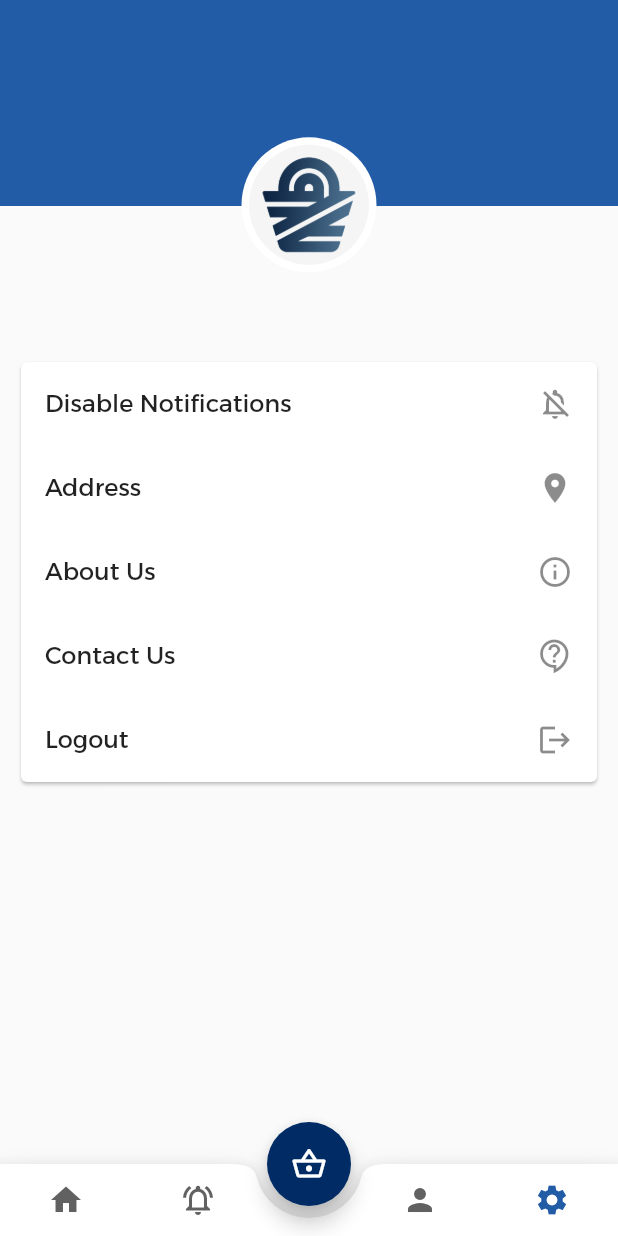
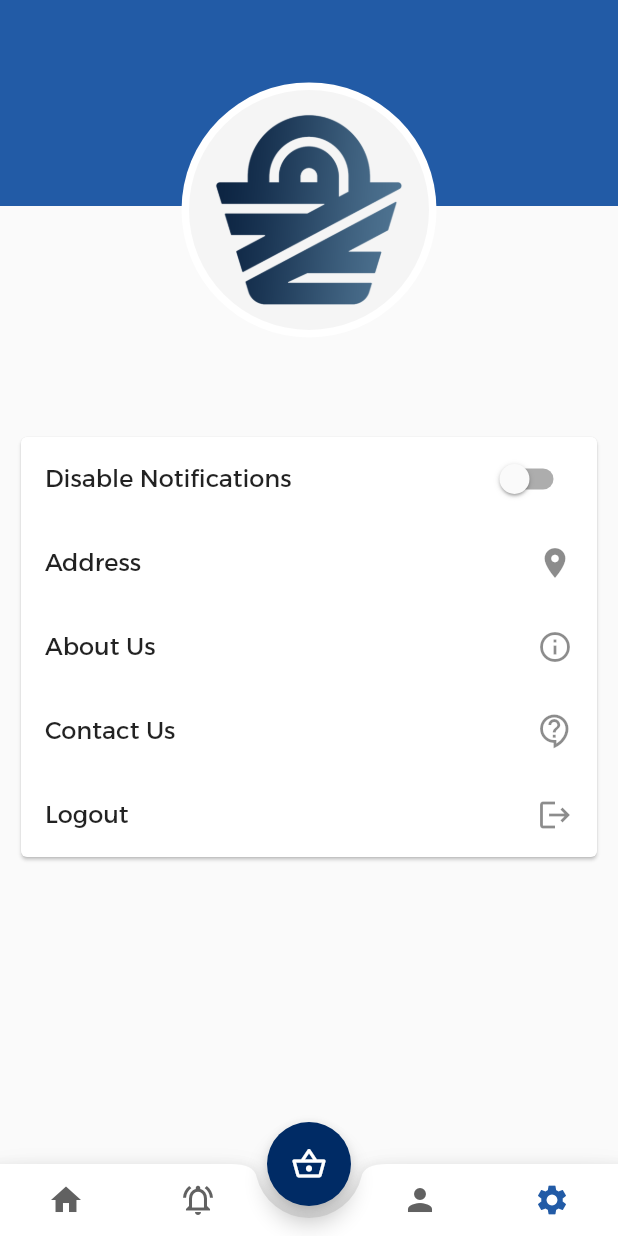
Before and after one commit to munder6/glaregroup, a Flutter app: the Home screen opened by its route, item 4 of the bottom bar chosen, on a phone screen of 412 x 824 dp. Run offline on Flutter 3.47's test engine with Material 2 defaults, Android fonts, the phone set to English and light mode, and no system bars; our stand-ins replace cached_network_image, dartz, firebase_core, firebase_messaging, flutter_otp_text_field, flutter_svg and 3 more; accounts and stored records are empty; project files that could hold a hidden picture were left out.

Commit message:
Add Settings Controller

```diff
--- a/lib/view/screens/settings.dart
+++ b/lib/view/screens/settings.dart
@@ -3,12 +3,14 @@ import 'package:get/get.dart';
 import 'package:get/get_core/src/get_main.dart';
 import 'package:glaregroup/core/constant/color.dart';
 import 'package:glaregroup/core/constant/imageasset.dart';
+import '../../controller/settings_controller.dart';
 
 class SettingScreen extends StatelessWidget {
   const SettingScreen({Key? key}) : super(key: key);
 
   @override
   Widget build(BuildContext context) {
+    SettingsController controller = Get.put(SettingsController());
     return Container(
       child: ListView(
         children: [
@@ -21,7 +23,7 @@ class SettingScreen extends StatelessWidget {
                 color: AppColor.primaryColor,
               ),
               Positioned(
-                  top: Get.width / 4.5,
+                  top: Get.width / 7.5,
                   child: Container(
                     padding: const EdgeInsets.all(5),
                     decoration: BoxDecoration(
@@ -29,14 +31,14 @@ class SettingScreen extends StatelessWidget {
                       borderRadius: BorderRadius.circular(100)
                     ),
                     child: CircleAvatar(
-                      radius: 40,
+                      radius:  80,
                       backgroundColor: Colors.grey[100],
                       backgroundImage: const AssetImage(AppImageAsset.logo),
               ),
                   )),
             ],
           ),
-          const SizedBox(height: 100),
+          const SizedBox(height: 150),
           Container(
             padding: const EdgeInsets.symmetric(horizontal: 10),
             child: Card(
@@ -45,7 +47,7 @@ class SettingScreen extends StatelessWidget {
                   ListTile(
                     onTap: (){},
                     title: const Text("Disable Notifications"),
-                    trailing: const Icon(Icons.notifications_off_outlined),
+                    trailing: Switch(onChanged: (val){},value: false,),
                   ),
                 //  const Divider(),
                   ListTile(
@@ -68,7 +70,7 @@ class SettingScreen extends StatelessWidget {
                 //  const Divider(),
                   ListTile(
                     onTap: (){
-
+                      controller.logout();
                     },
                     title: const Text("Logout"),
                     trailing: const Icon(Icons.logout),
```
Also changed, not shown: lib/controller/settings_controller.dart (+34 -0 lines).
